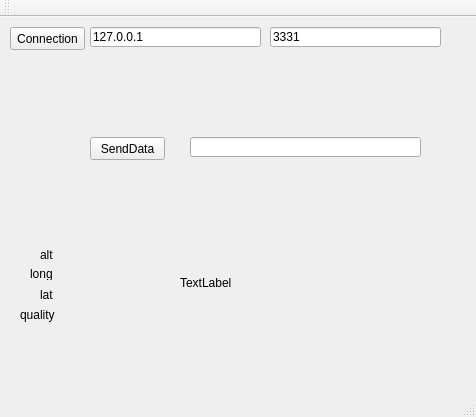
Above: DataTeamInterface/mainwindow.ui from Aranud/Projet_Indu3A before the change. Below: the same form after it.
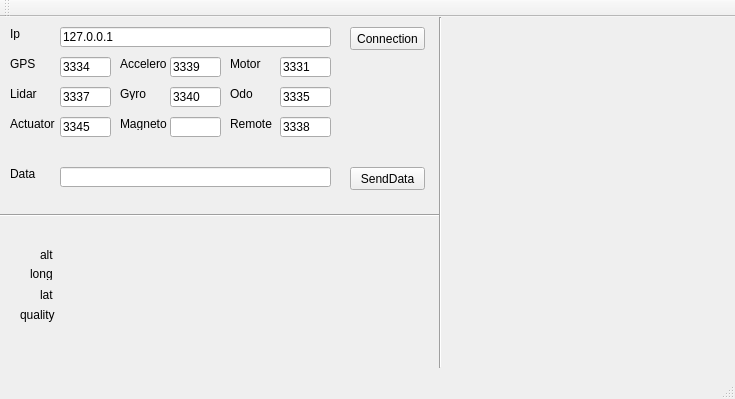
That is the form after the change.

```diff
--- a/DataTeamInterface/mainwindow.ui
+++ b/DataTeamInterface/mainwindow.ui
@@ -6,8 +6,8 @@
    <rect>
     <x>0</x>
     <y>0</y>
-    <width>476</width>
-    <height>417</height>
+    <width>735</width>
+    <height>399</height>
    </rect>
   </property>
   <property name="windowTitle">
@@ -17,9 +17,9 @@
    <widget class="QLineEdit" name="leServerAddress">
     <property name="geometry">
      <rect>
-      <x>90</x>
+      <x>60</x>
       <y>10</y>
-      <width>171</width>
+      <width>271</width>
       <height>20</height>
      </rect>
     </property>
@@ -30,21 +30,21 @@
    <widget class="QLineEdit" name="leServerPort">
     <property name="geometry">
      <rect>
-      <x>270</x>
-      <y>10</y>
-      <width>171</width>
+      <x>60</x>
+      <y>40</y>
+      <width>51</width>
       <height>20</height>
      </rect>
     </property>
     <property name="text">
-     <string>3331</string>
+     <string>3334</string>
     </property>
    </widget>
    <widget class="QPushButton" name="pbSendData">
     <property name="geometry">
      <rect>
-      <x>90</x>
-      <y>120</y>
+      <x>350</x>
+      <y>150</y>
       <width>75</width>
       <height>23</height>
      </rect>
@@ -56,7 +56,7 @@
    <widget class="QPushButton" name="pbConnection">
     <property name="geometry">
      <rect>
-      <x>10</x>
+      <x>350</x>
       <y>10</y>
       <width>75</width>
       <height>23</height>
@@ -69,9 +69,9 @@
    <widget class="QLineEdit" name="leDataToSend">
     <property name="geometry">
      <rect>
-      <x>190</x>
-      <y>120</y>
-      <width>231</width>
+      <x>60</x>
+      <y>150</y>
+      <width>271</width>
       <height>20</height>
      </rect>
     </property>
@@ -79,14 +79,14 @@
    <widget class="QLabel" name="label">
     <property name="geometry">
      <rect>
-      <x>180</x>
-      <y>170</y>
-      <width>271</width>
-      <height>191</height>
+      <x>160</x>
+      <y>210</y>
+      <width>261</width>
+      <height>131</height>
      </rect>
     </property>
     <property name="text">
-     <string>TextLabel</string>
+     <string/>
     </property>
    </widget>
    <widget class="QLabel" name="altitude">
@@ -193,6 +193,279 @@
      <string/>
     </property>
    </widget>
+   <widget class="QLineEdit" name="acceleroPort">
+    <property name="geometry">
+     <rect>
+      <x>170</x>
+      <y>40</y>
+      <width>51</width>
+      <height>20</height>
+     </rect>
+    </property>
+    <property name="text">
+     <string>3339</string>
+    </property>
+   </widget>
+   <widget class="QLineEdit" name="motorPort">
+    <property name="geometry">
+     <rect>
+      <x>280</x>
+      <y>40</y>
+      <width>51</width>
+      <height>20</height>
+     </rect>
+    </property>
+    <property name="text">
+     <string>3331</string>
+    </property>
+   </widget>
+   <widget class="QLineEdit" name="leServerPort_4">
+    <property name="geometry">
+     <rect>
+      <x>60</x>
+      <y>70</y>
+      <width>51</width>
+      <height>20</height>
+     </rect>
+    </property>
+    <property name="text">
+     <string>3337</string>
+    </property>
+   </widget>
+   <widget class="QLineEdit" name="leServerPort_5">
+    <property name="geometry">
+     <rect>
+      <x>280</x>
+      <y>70</y>
+      <width>51</width>
+      <height>20</height>
+     </rect>
+    </property>
+    <property name="text">
+     <string>3335</string>
+    </property>
+   </widget>
+   <widget class="QLineEdit" name="leServerPort_6">
+    <property name="geometry">
+     <rect>
+      <x>170</x>
+      <y>70</y>
+      <width>51</width>
+      <height>20</height>
+     </rect>
+    </property>
+    <property name="text">
+     <string>3340</string>
+    </property>
+   </widget>
+   <widget class="QLineEdit" name="leServerPort_7">
+    <property name="geometry">
+     <rect>
+      <x>60</x>
+      <y>100</y>
+      <width>51</width>
+      <height>20</height>
+     </rect>
+    </property>
+    <property name="text">
+     <string>3345</string>
+    </property>
+   </widget>
+   <widget class="QLineEdit" name="leServerPort_8">
+    <property name="geometry">
+     <rect>
+      <x>280</x>
+      <y>100</y>
+      <width>51</width>
+      <height>20</height>
+     </rect>
+    </property>
+    <property name="text">
+     <string>3338</string>
+    </property>
+   </widget>
+   <widget class="QLineEdit" name="leServerPort_9">
+    <property name="geometry">
+     <rect>
+      <x>170</x>
+      <y>100</y>
+      <width>51</width>
+      <height>20</height>
+     </rect>
+    </property>
+    <property name="text">
+     <string/>
+    </property>
+   </widget>
+   <widget class="QLabel" name="label_2">
+    <property name="geometry">
+     <rect>
+      <x>10</x>
+      <y>10</y>
+      <width>47</width>
+      <height>13</height>
+     </rect>
+    </property>
+    <property name="text">
+     <string>Ip</string>
+    </property>
+   </widget>
+   <widget class="QLabel" name="label_3">
+    <property name="geometry">
+     <rect>
+      <x>10</x>
+      <y>40</y>
+      <width>47</width>
+      <height>13</height>
+     </rect>
+    </property>
+    <property name="text">
+     <string>GPS</string>
+    </property>
+   </widget>
+   <widget class="QLabel" name="label_4">
+    <property name="geometry">
+     <rect>
+      <x>10</x>
+      <y>70</y>
+      <width>47</width>
+      <height>13</height>
+     </rect>
+    </property>
+    <property name="text">
+     <string>Lidar</string>
+    </property>
+   </widget>
+   <widget class="QLabel" name="label_5">
+    <property name="geometry">
+     <rect>
+      <x>10</x>
+      <y>100</y>
+      <width>47</width>
+      <height>13</height>
+     </rect>
+    </property>
+    <property name="text">
+     <string>Actuator</string>
+    </property>
+   </widget>
+   <widget class="QLabel" name="label_6">
+    <property name="geometry">
+     <rect>
+      <x>120</x>
+      <y>40</y>
+      <width>47</width>
+      <height>13</height>
+     </rect>
+    </property>
+    <property name="text">
+     <string>Accelero</string>
+    </property>
+   </widget>
+   <widget class="QLabel" name="label_7">
+    <property name="geometry">
+     <rect>
+      <x>120</x>
+      <y>70</y>
+      <width>47</width>
+      <height>13</height>
+     </rect>
+    </property>
+    <property name="text">
+     <string>Gyro</string>
+    </property>
+   </widget>
+   <widget class="QLabel" name="label_8">
+    <property name="geometry">
+     <rect>
+      <x>120</x>
+      <y>100</y>
+      <width>47</width>
+      <height>13</height>
+     </rect>
+    </property>
+    <property name="text">
+     <string>Magneto</string>
+    </property>
+   </widget>
+   <widget class="QLabel" name="label_9">
+    <property name="geometry">
+     <rect>
+      <x>230</x>
+      <y>70</y>
+      <width>47</width>
+      <height>13</height>
+     </rect>
+    </property>
+    <property name="text">
+     <string>Odo</string>
+    </property>
+   </widget>
+   <widget class="QLabel" name="label_10">
+    <property name="geometry">
+     <rect>
+      <x>230</x>
+      <y>40</y>
+      <width>47</width>
+      <height>13</height>
+     </rect>
+    </property>
+    <property name="text">
+     <string>Motor</string>
+    </property>
+   </widget>
+   <widget class="QLabel" name="label_11">
+    <property name="geometry">
+     <rect>
+      <x>230</x>
+      <y>100</y>
+      <width>47</width>
+      <height>13</height>
+     </rect>
+    </property>
+    <property name="text">
+     <string>Remote</string>
+    </property>
+   </widget>
+   <widget class="QLabel" name="label_12">
+    <property name="geometry">
+     <rect>
+      <x>10</x>
+      <y>150</y>
+      <width>47</width>
+      <height>13</height>
+     </rect>
+    </property>
+    <property name="text">
+     <string>Data </string>
+    </property>
+   </widget>
+   <widget class="Line" name="line">
+    <property name="geometry">
+     <rect>
+      <x>0</x>
+      <y>190</y>
+      <width>441</width>
+      <height>16</height>
+     </rect>
+    </property>
+    <property name="orientation">
+     <enum>Qt::Horizontal</enum>
+    </property>
+   </widget>
+   <widget class="Line" name="line_2">
+    <property name="geometry">
+     <rect>
+      <x>430</x>
+      <y>0</y>
+      <width>20</width>
+      <height>351</height>
+     </rect>
+    </property>
+    <property name="orientation">
+     <enum>Qt::Vertical</enum>
+    </property>
+   </widget>
   </widget>
   <widget class="QMenuBar" name="menuBar">
    <property name="geometry">
```
Left out of the diff: 6 changed lines with no effect on the pictures.
